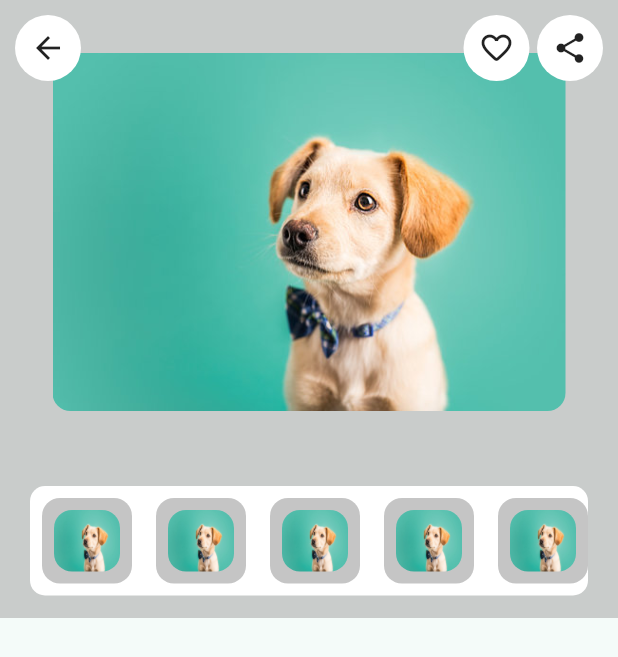
After one commit to sandei-travolta/pet_food, a Flutter app: the DescriptionPage screen opened directly, on a phone screen of 412 x 824 dp. The commit adds this screen. Shown: the top 657 px of the screen. Run offline on Flutter 3.47's test engine with Material 3 defaults, Android fonts, the phone set to English and light mode, and no system bars; our stand-ins replace cached_network_image, flutter_svg; missing offline and left inert: dart:ffi.

Commit message:
created the product description page

```diff
--- /dev/null
+++ b/lib/src/screens/description_page.dart
@@ -0,0 +1,93 @@
+import 'package:flutter/cupertino.dart';
+import 'package:flutter/material.dart';
+
+import '../../utils/specials_banner_images.dart';
+class DescriptionPage extends StatelessWidget {
+  const DescriptionPage({super.key});
+
+  @override
+  Widget build(BuildContext context) {
+    return Scaffold(
+      body: SafeArea(
+        child: Column(
+          children: [
+            Stack(
+              children: [
+                Container(
+                  color: Colors.grey.withOpacity(0.5),
+                  height: MediaQuery.of(context).size.height*0.5,
+                  child: Column(
+                    children: [
+                      Expanded(flex: 3,child: Container(
+                        padding: EdgeInsets.all(35),
+                      child: ClipRRect(
+                          borderRadius: BorderRadius.circular(12),
+                          child: Image.asset(bannerImage1,fit: BoxFit.fill,)),
+                      )),
+                      Expanded(flex:1,child: Padding(
+                        padding: const EdgeInsets.symmetric(vertical: 15.0,horizontal: 20),
+                        child: Container(
+                        decoration: BoxDecoration(
+                          color: Colors.white,
+                          borderRadius: BorderRadius.circular(10),
+                        ),
+                        child: ListView.builder(
+                            scrollDirection: Axis.horizontal,
+                            itemCount: 6,
+                            itemBuilder: (context,index){
+                          return Padding(
+                            padding: const EdgeInsets.all(8.0),
+                            child: Container(
+                              decoration: BoxDecoration(
+                                color: Colors.grey.withOpacity(0.6),
+                                borderRadius: BorderRadius.circular(12)
+                              ),
+                              width: 60,
+                              child: Padding(
+                                padding: const EdgeInsets.all(8.0),
+                                child: ClipRRect(
+                                  borderRadius: BorderRadius.circular(12),
+                                  child: Image.asset(bannerImage1,fit: BoxFit.fill,),
+                                ),
+                              ),
+                            ),
+                          );
+                        }),
+                        ),
+                      )),
+                    ],
+                  ),
+                ),
+                Positioned(child: Container(
+                    padding: EdgeInsets.all(10),
+                    width: double.maxFinite,
+                    child: Row(
+                      mainAxisAlignment: MainAxisAlignment.spaceBetween,
+                      children: [
+                        descIcons(Icons.arrow_back),
+                        Row(
+                          children: [
+                          descIcons(Icons.favorite_border_rounded),
+                          const SizedBox(width: 5,),
+                            descIcons(Icons.share)
+                        ],)
+                      ],
+                    )))
+              ],
+            ),
+          ],
+        ),
+      ),
+    );
+  }
+
+  Container descIcons(IconData icon) {
+    return Container(
+                          padding: EdgeInsets.all(10),
+                          decoration: BoxDecoration(
+                            color: Colors.white,
+                            shape: BoxShape.circle
+                          ),
+                            child: Center(child: Icon(icon)));
+  }
+}
--- a/lib/src/screens/widgets/homepage_sections.dart
+++ b/lib/src/screens/widgets/homepage_sections.dart
@@ -3,6 +3,7 @@ import 'package:flutter/cupertino.dart';
 import 'package:flutter/material.dart';
 import 'package:flutter/widgets.dart';
 import 'package:flutter_svg/svg.dart';
+import 'package:pet_food/src/screens/description_page.dart';
 
 import '../../../utils/colors.dart';
 import 'home_page_texts.dart';
@@ -45,6 +46,8 @@ class BestSellersSection extends StatelessWidget {
                 itemBuilder: (context,index){
                   return Padding(
                     padding: const EdgeInsets.all(5.0),
+                    child: InkWell(
+                      onTap: ()=>Navigator.push(context, MaterialPageRoute(builder: (_)=>DescriptionPage())),
                       child: Container(
                         height: 80,
                         decoration: BoxDecoration(
@@ -113,6 +116,7 @@ class BestSellersSection extends StatelessWidget {
                                   ),
                             ))
                           ],
+                        ),
                       ),
                     ),
                   );
```
Lines whose indentation alone changed are shown as unchanged.
